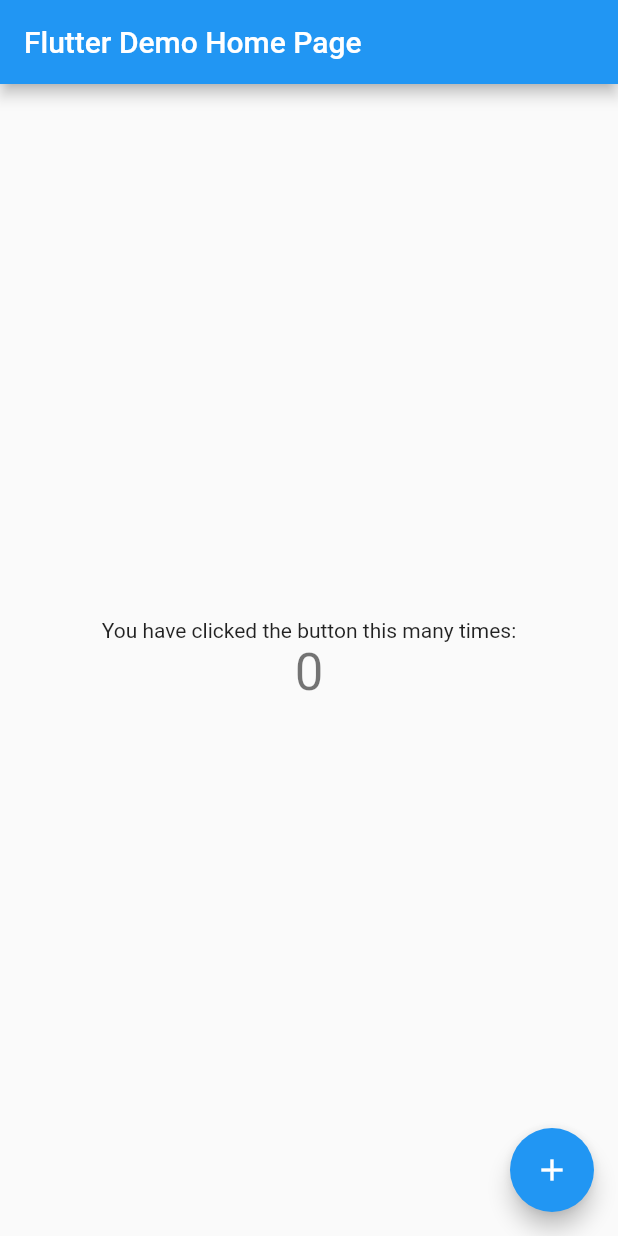
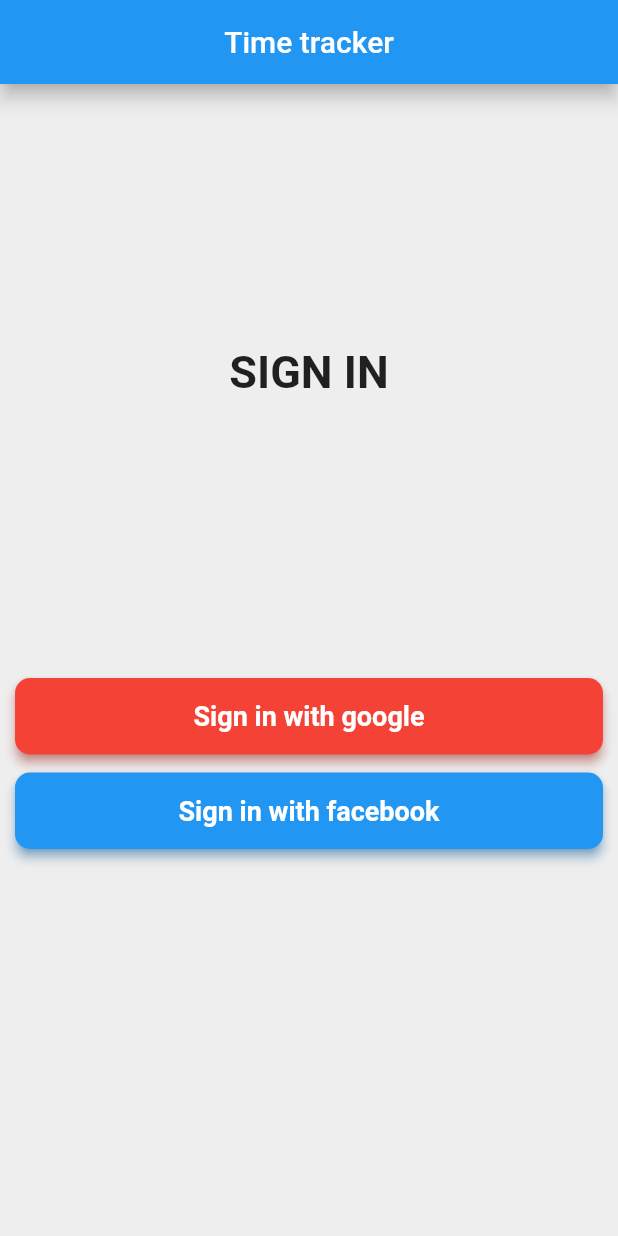
Before and after one commit to noureddine8/Time_Tracker, a Flutter app: the screen it shows after launch, on a phone screen of 412 x 824 dp. Run offline on Flutter 3.47's test engine with Material 2 defaults, Android fonts, the phone set to English and light mode, and no system bars.

Commit message:
Sign in page : First buttons

```diff
--- /dev/null
+++ b/lib/auth/sign_in.dart
@@ -0,0 +1,91 @@
+import 'package:flutter/material.dart';
+
+class SignInPage extends StatelessWidget {
+  @override
+  Widget build(BuildContext context) {
+    return Scaffold(
+        backgroundColor: Colors.grey[200],
+        appBar: AppBar(
+          title: Text("Time tracker"),
+          centerTitle: true,
+          elevation: 5,
+        ),
+        body: Container(
+          padding: EdgeInsets.symmetric(horizontal: 10),
+          child: Column(
+            crossAxisAlignment: CrossAxisAlignment.stretch,
+            children: [
+              Flexible(
+                  child: Container(
+                    child: Column(
+                      mainAxisAlignment: MainAxisAlignment.center,
+                      children: [
+                        Text(
+                          "SIGN IN",
+                          textAlign: TextAlign.center,
+                          style: TextStyle(
+                            fontSize: 30,
+                            fontWeight: FontWeight.bold,
+                          ),
+                        )
+                      ],
+                    ),
+                  ),
+                  flex: 2),
+              Flexible(
+                  child: Container(
+                    child: Column(
+                      crossAxisAlignment: CrossAxisAlignment.stretch,
+                      children: [
+                        RowContent(
+                          color: Colors.red,
+                          text: "Sign in with google",
+                        ),
+                        RowContent(
+                          color: Colors.blue,
+                          text: "Sign in with facebook",
+                        )
+                      ],
+                    ),
+                  ),
+                  flex: 2)
+            ],
+          ),
+        ));
+  }
+}
+
+class RowContent extends StatelessWidget {
+  const RowContent({
+    this.color,
+    this.text,
+    Key key,
+  }) : super(key: key);
+
+  final Color color;
+  final String text;
+
+  @override
+  Widget build(BuildContext context) {
+    return Container(
+      margin: EdgeInsets.only(top: 12),
+      child: ElevatedButton(
+          onPressed: _signInWithGoogle,
+          child: Text(
+            text,
+            style: TextStyle(fontSize: 18, fontWeight: FontWeight.bold),
+          ),
+          style: ElevatedButton.styleFrom(
+              primary: color,
+              elevation: 3.0,
+              padding: EdgeInsets.all(15),
+              shape: RoundedRectangleBorder(
+                  borderRadius: BorderRadius.all(Radius.circular(10.0))),
+              shadowColor: color)),
+    );
+  }
+
+  void _signInWithGoogle() {
+    // TODO : Auth With Google
+  }
+}
--- a/lib/main.dart
+++ b/lib/main.dart
@@ -1,113 +1,23 @@
 import 'package:flutter/material.dart';
+import 'package:flutter/services.dart';
+import 'package:flutter_app/auth/sign_in.dart';
 
 void main() {
+  SystemChrome.setSystemUIOverlayStyle(
+      SystemUiOverlayStyle(statusBarColor: Colors.blue));
   runApp(MyApp());
 }
 
 class MyApp extends StatelessWidget {
-  // This widget is the root of your application.
   @override
   Widget build(BuildContext context) {
     return MaterialApp(
-      title: 'Flutter Demo',
+      title: "Time Tracker",
       theme: ThemeData(
-        // This is the theme of your application.
-        //
-        // Try running your application with "flutter run". You'll see the
-        // application has a blue toolbar. Then, without quitting the app, try
-        // changing the primarySwatch below to Colors.green and then invoke
-        // "hot reload" (press "r" in the console where you ran "flutter run",
-        // or simply save your changes to "hot reload" in a Flutter IDE).
-        // Notice that the counter didn't reset back to zero; the application
-        // is not restarted.
         primarySwatch: Colors.blue,
       ),
-      home: MyHomePage(title: 'Flutter Demo Home Page'),
+      home: SignInPage(),
+      debugShowCheckedModeBanner: false,
     );
   }
 }
-
-class MyHomePage extends StatefulWidget {
-  MyHomePage({Key key, this.title}) : super(key: key);
-
-  // This widget is the home page of your application. It is stateful, meaning
-  // that it has a State object (defined below) that contains fields that affect
-  // how it looks.
-
-  // This class is the configuration for the state. It holds the values (in this
-  // case the title) provided by the parent (in this case the App widget) and
-  // used by the build method of the State. Fields in a Widget subclass are
-  // always marked "final".
-
-  final String title;
-
-  @override
-  _MyHomePageState createState() => _MyHomePageState();
-}
-
-class _MyHomePageState extends State<MyHomePage> {
-  int _counter = 0;
-
-  void _incrementCounter() {
-    setState(() {
-      // This call to setState tells the Flutter framework that something has
-      // changed in this State, which causes it to rerun the build method below
-      // so that the display can reflect the updated values. If we changed
-      // _counter without calling setState(), then the build method would not be
-      // called again, and so nothing would appear to happen.
-      _counter++;
-    });
-  }
-
-  @override
-  Widget build(BuildContext context) {
-    // This method is rerun every time setState is called, for instance as done
-    // by the _incrementCounter method above.
-    //
-    // The Flutter framework has been optimized to make rerunning build methods
-    // fast, so that you can just rebuild anything that needs updating rather
-    // than having to individually change instances of widgets.
-    return Scaffold(
-      appBar: AppBar(
-        // Here we take the value from the MyHomePage object that was created by
-        // the App.build method, and use it to set our appbar title.
-        title: Text(widget.title),
-      ),
-      body: Center(
-        // Center is a layout widget. It takes a single child and positions it
-        // in the middle of the parent.
-        child: Column(
-          // Column is also a layout widget. It takes a list of children and
-          // arranges them vertically. By default, it sizes itself to fit its
-          // children horizontally, and tries to be as tall as its parent.
-          //
-          // Invoke "debug painting" (press "p" in the console, choose the
-          // "Toggle Debug Paint" action from the Flutter Inspector in Android
-          // Studio, or the "Toggle Debug Paint" command in Visual Studio Code)
-          // to see the wireframe for each widget.
-          //
-          // Column has various properties to control how it sizes itself and
-          // how it positions its children. Here we use mainAxisAlignment to
-          // center the children vertically; the main axis here is the vertical
-          // axis because Columns are vertical (the cross axis would be
-          // horizontal).
-          mainAxisAlignment: MainAxisAlignment.center,
-          children: <Widget>[
-            Text(
-              'You have clicked the button this many times:',
-            ),
-            Text(
-              '$_counter',
-              style: Theme.of(context).textTheme.headline4,
-            ),
-          ],
-        ),
-      ),
-      floatingActionButton: FloatingActionButton(
-        onPressed: _incrementCounter,
-        tooltip: 'Increment',
-        child: Icon(Icons.add),
-      ), // This trailing comma makes auto-formatting nicer for build methods.
-    );
-  }
-}
```
